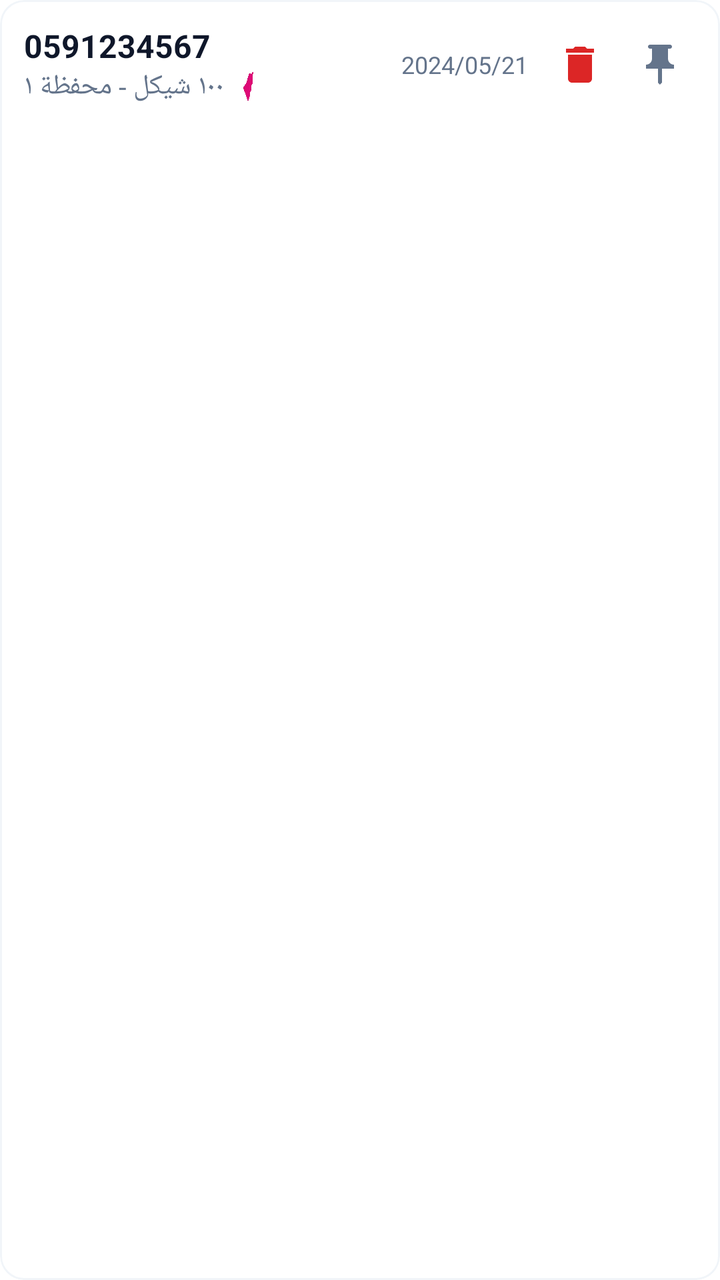
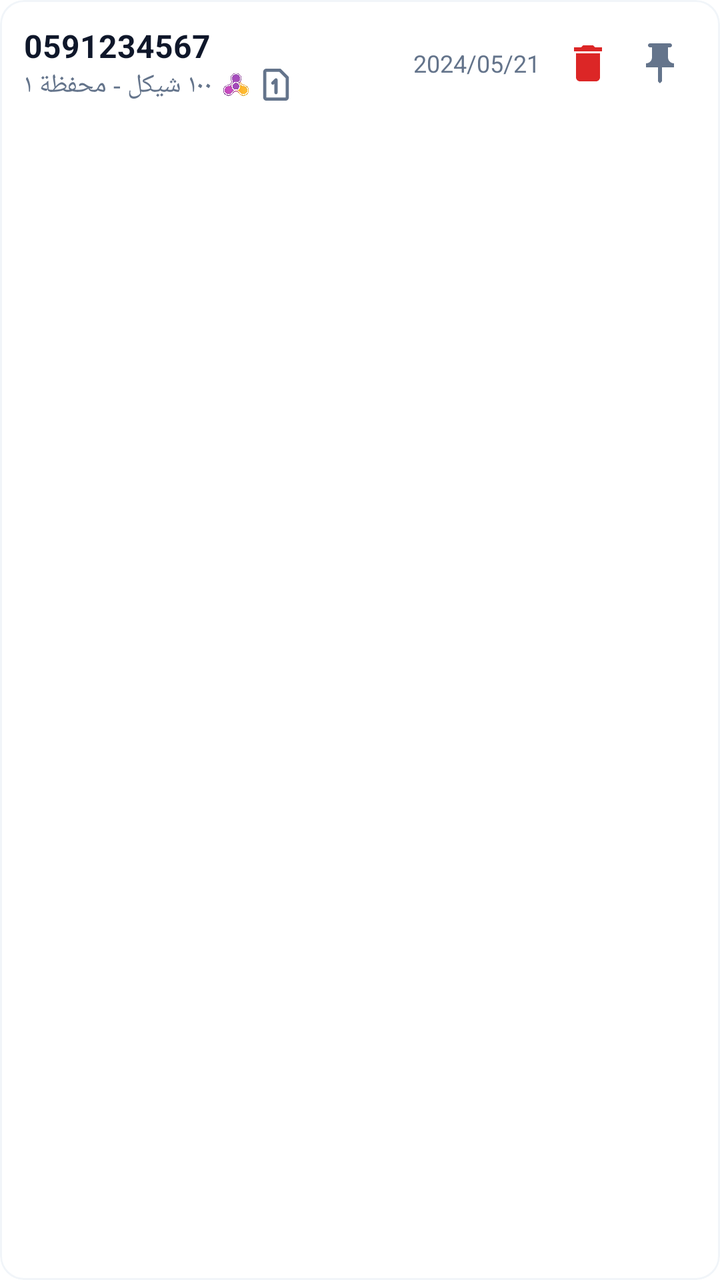

Before-and-after screenshots of an Android layout around one commit, followed by the original layout XML and the change that was made.
<!-- AndroidManifest.xml: application theme Theme.OneTapTransfer -->
<!-- res/layout/item_transaction.xml -->
<?xml version="1.0" encoding="utf-8"?>
<com.google.android.material.card.MaterialCardView xmlns:android="http://schemas.android.com/apk/res/android"
    xmlns:app="http://schemas.android.com/apk/res-auto"
    android:layout_width="match_parent"
    android:layout_height="wrap_content"
    android:layout_marginBottom="8dp"
    app:cardBackgroundColor="@color/history_item_bg"
    app:cardCornerRadius="12dp"
    app:cardElevation="0dp"
    app:strokeColor="@color/history_item_border"
    app:strokeWidth="1dp">

    <LinearLayout
        android:layout_width="match_parent"
        android:layout_height="wrap_content"
        android:gravity="center_vertical"
        android:orientation="horizontal"
        android:padding="12dp">

        <LinearLayout
            android:layout_width="0dp"
            android:layout_height="wrap_content"
            android:layout_weight="1"
            android:orientation="vertical">

            <TextView
                android:id="@+id/tvRecipient"
                android:layout_width="wrap_content"
                android:layout_height="wrap_content"
                android:text="0591234567"
                android:textColor="@color/text_main"
                android:textSize="16sp"
                android:textStyle="bold" />

            <LinearLayout
                android:layout_width="wrap_content"
                android:layout_height="wrap_content"
                android:orientation="horizontal"
                android:gravity="center_vertical">

                <TextView
                    android:id="@+id/tvDetails"
                    android:layout_width="wrap_content"
                    android:layout_height="wrap_content"
                    android:text="١٠٠ شيكل - محفظة ١"
                    android:textColor="@color/history_item_text_sub"
                    android:textSize="14sp" />

                <ImageView
                    android:id="@+id/ivTypeIcon"
                    android:layout_width="16dp"
                    android:layout_height="16dp"
                    android:layout_marginStart="4dp"
                    android:src="@drawable/image1" />
            </LinearLayout>

        </LinearLayout>

        <TextView
            android:id="@+id/tvDate"
            android:layout_width="wrap_content"
            android:layout_height="wrap_content"
            android:text="2024/05/21"
            android:textColor="@color/history_item_text_sub"
            android:textSize="12sp" />

        <ImageView
            android:id="@+id/ivDelete"
            android:layout_width="36dp"
            android:layout_height="36dp"
            android:layout_marginStart="8dp"
            android:padding="6dp"
            android:background="?attr/selectableItemBackgroundBorderless"
            android:src="@drawable/ic_delete"
            app:tint="@color/error" />

        <ImageView
            android:id="@+id/ivPin"
            android:layout_width="36dp"
            android:layout_height="36dp"
            android:layout_marginStart="4dp"
            android:padding="6dp"
            android:background="?attr/selectableItemBackgroundBorderless"
            android:src="@drawable/ic_pin"
            app:tint="@color/history_item_text_sub" />

    </LinearLayout>

</com.google.android.material.card.MaterialCardView>
<!-- resources referenced by this layout -->
<resources>
  <color name="error">#DC2626</color>
  <color name="history_item_bg">#FFFFFF</color>
  <color name="history_item_border">#F1F5F9</color>
  <color name="history_item_text_sub">#64748B</color>
  <color name="text_main">#0F172A</color>
  <!-- drawable ic_delete (drawable) -->
  <vector xmlns:android="http://schemas.android.com/apk/res/android"
      android:width="24dp"
      android:height="24dp"
      android:viewportWidth="24"
      android:viewportHeight="24">
      <path
          android:fillColor="@color/error"
          android:pathData="M6,19c0,1.1 0.9,2 2,2h8c1.1,0 2,-0.9 2,-2V7H6v12zM19,4h-3.5l-1,-1h-5l-1,1H5v2h14V4z"/>
  </vector>
  <!-- drawable ic_pin (drawable) -->
  <vector xmlns:android="http://schemas.android.com/apk/res/android"
      android:width="24dp"
      android:height="24dp"
      android:viewportWidth="24"
      android:viewportHeight="24">
      <path
          android:fillColor="@color/text_sub"
          android:pathData="M16,9V4l1,0c0.55,0 1,-0.45 1,-1v0c0,-0.55 -0.45,-1 -1,-1H7C6.45,2 6,2.45 6,3v0c0,0.55 0.45,1 1,1l1,0v5c0,1.66 -1.34,3 -3,3v2h5.97v7l1,1 1,-1v-7H19v-2C17.34,12 16,10.66 16,9z"/>
  </vector>
  <!-- drawable image1: webp bitmap (drawable, 38526 bytes) -->
  <style name="Theme.OneTapTransfer" parent="Base.Theme.OneTapTransfer" />
  <color name="text_sub">#475569</color>
  <style name="Base.Theme.OneTapTransfer" parent="Theme.Material3.DayNight.NoActionBar">
          <item name="colorPrimary">@color/primary</item>
          <item name="colorOnPrimary">@color/white</item>
          <item name="colorSecondary">@color/secondary</item>
          <item name="colorOnSecondary">@color/white</item>
          <item name="colorControlActivated">@color/secondary</item>
          <item name="android:colorAccent">@color/secondary</item>
          <item name="colorSurface">@color/surface</item>
          <item name="colorOnSurface">@color/text_main</item>
          <item name="android:colorBackground">@color/background</item>
          <item name="colorOnBackground">@color/text_main</item>
          <item name="android:windowBackground">@color/background</item>
          <item name="android:statusBarColor">@color/surface</item>
          <item name="android:navigationBarColor">@color/surface</item>
          <item name="materialAlertDialogTheme">@style/ThemeOverlay.OneTapTransfer.MaterialAlertDialog</item>
          <item name="android:windowLightStatusBar" tools:targetApi="m">true</item>
          <item name="android:windowLightNavigationBar" tools:targetApi="o_mr1">true</item>
      </style>
  <color name="primary">#1D4ED8</color>
  <color name="white">#FFFFFFFF</color>
  <color name="secondary">#0284C7</color>
  <color name="surface">#ffffff</color>
  <color name="background">#FFFFFF</color>
  <style name="ThemeOverlay.OneTapTransfer.MaterialAlertDialog" parent="ThemeOverlay.Material3.MaterialAlertDialog">
          <item name="colorPrimary">@color/secondary</item>
          <item name="colorSurface">@color/surface</item>
          <item name="colorOnSurface">@color/text_main</item>
          <item name="android:textColorPrimary">@color/text_main</item>
          <item name="android:textColorSecondary">@color/text_sub</item>
      </style>
</resources>

<!-- the commit's change to res/layout/item_transaction.xml (unified diff, before → after) -->
@@ -44,14 +44,22 @@
                     android:layout_height="wrap_content"
                     android:text="١٠٠ شيكل - محفظة ١"
                     android:textColor="@color/history_item_text_sub"
-                    android:textSize="14sp" />
+                    android:textSize="13sp" />
 
                 <ImageView
                     android:id="@+id/ivTypeIcon"
                     android:layout_width="16dp"
                     android:layout_height="16dp"
                     android:layout_marginStart="4dp"
-                    android:src="@drawable/image1" />
+                    android:src="@drawable/image2" />
+
+                <ImageView
+                    android:id="@+id/ivSimIcon"
+                    android:layout_width="16dp"
+                    android:layout_height="16dp"
+                    android:layout_marginStart="4dp"
+                    android:src="@drawable/ic_sim_1"
+                    app:tint="@color/history_item_text_sub" />
             </LinearLayout>
 
         </LinearLayout>
@@ -68,7 +76,7 @@
             android:id="@+id/ivDelete"
             android:layout_width="36dp"
             android:layout_height="36dp"
-            android:layout_marginStart="8dp"
+            android:layout_marginStart="6dp"
             android:padding="6dp"
             android:background="?attr/selectableItemBackgroundBorderless"
             android:src="@drawable/ic_delete"
@@ -78,7 +86,6 @@
             android:id="@+id/ivPin"
             android:layout_width="36dp"
             android:layout_height="36dp"
-            android:layout_marginStart="4dp"
             android:padding="6dp"
             android:background="?attr/selectableItemBackgroundBorderless"
             android:src="@drawable/ic_pin"
<!-- resource entries referenced after the edit -->
@@ -25,7 +25,20 @@
           android:fillColor="@color/text_sub"
           android:pathData="M16,9V4l1,0c0.55,0 1,-0.45 1,-1v0c0,-0.55 -0.45,-1 -1,-1H7C6.45,2 6,2.45 6,3v0c0,0.55 0.45,1 1,1l1,0v5c0,1.66 -1.34,3 -3,3v2h5.97v7l1,1 1,-1v-7H19v-2C17.34,12 16,10.66 16,9z"/>
   </vector>
-  <!-- drawable image1: webp bitmap (drawable, 38526 bytes) -->
+  <!-- drawable ic_sim_1 (drawable) -->
+  <vector xmlns:android="http://schemas.android.com/apk/res/android"
+      android:width="24dp"
+      android:height="24dp"
+      android:viewportWidth="512"
+      android:viewportHeight="512">
+    <path
+        android:fillColor="@color/text_sub"
+        android:pathData="M102.4,25.6v25.6h207l100.2,100.2v309.4H102.4V0C74.11,0.02 51.22,22.91 51.2,51.2v409.6c0.02,28.29 22.91,51.18 51.2,51.2h307.2c28.29,-0.02 51.18,-22.91 51.2,-51.2v-320c0,-6.74 -2.73,-13.34 -7.5,-18.1L338.1,7.5C333.34,2.73 326.74,0 320,0H102.4z"/>
+    <path
+        android:fillColor="@color/text_sub"
+        android:pathData="m222.9,248.5 l7.5,-7.5v143c0,14.14 11.46,25.6 25.6,25.6s25.6,-11.46 25.6,-25.6V179.2c0,-10.35 -6.24,-19.69 -15.8,-23.65a25.61,25.61 0,0 0,-27.9 5.55l-51.2,51.2c-10,10 -10,26.21 0,36.2 10,10 26.2,10 36.2,0"/>
+  </vector>
+  <!-- drawable image2: webp bitmap (drawable, 57974 bytes) -->
   <style name="Theme.OneTapTransfer" parent="Base.Theme.OneTapTransfer" />
   <color name="text_sub">#475569</color>
   <style name="Base.Theme.OneTapTransfer" parent="Theme.Material3.DayNight.NoActionBar">
